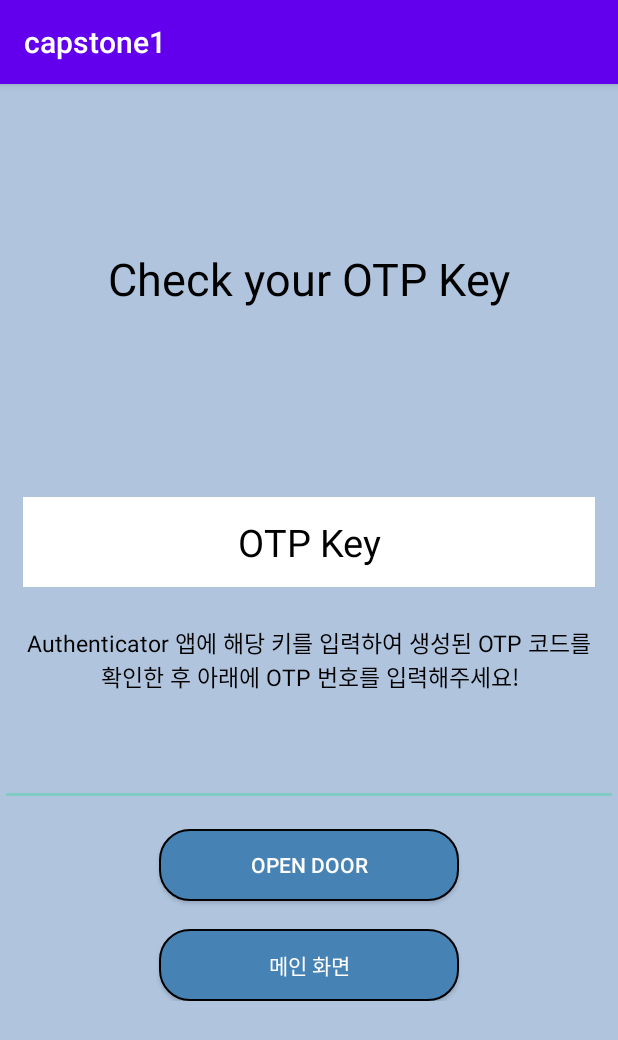
After one commit to winterCapstoneDesign/androidStudio, an Android app: the MainActivity3 screen opened directly, with no data from a screen before it, on a phone screen of 412 x 824 dp. The commit adds this screen. Shown: the top 1040 px of the screen. Run offline under Robolectric (Android 15) with nearby library versions, the phone set to English and light mode, and no system bars; 1 statement that could not run was skipped.

Commit message:
otp page update

```diff
--- a/app/build.gradle
+++ b/app/build.gradle
@@ -34,6 +34,7 @@ dependencies {
     implementation 'com.google.android.material:material:1.5.0'
     implementation 'androidx.constraintlayout:constraintlayout:2.1.3'
     implementation 'androidx.biometric:biometric:1.0.1'
+    implementation 'commons-codec:commons-codec:1.13'
     testImplementation 'junit:junit:4.13.2'
     androidTestImplementation 'androidx.test.ext:junit:1.1.3'
     androidTestImplementation 'androidx.test.espresso:espresso-core:3.4.0'
--- a/app/src/main/AndroidManifest.xml
+++ b/app/src/main/AndroidManifest.xml
@@ -2,14 +2,11 @@
 <manifest xmlns:android="http://schemas.android.com/apk/res/android"
     xmlns:tools="http://schemas.android.com/tools">
 
-    <uses-permission android:name="android.permission.ACCESS_FINE_LOCATION"/>
-    <uses-permission android:name="android.permission.ACCESS_COARSE_LOCATION"/>
-
-    <uses-permission android:name="android.permission.BLUETOOTH"/>
-    <uses-permission android:name="android.permission.BLUETOOTH_ADMIN"/>
-
+    <uses-permission android:name="android.permission.ACCESS_FINE_LOCATION" />
+    <uses-permission android:name="android.permission.ACCESS_COARSE_LOCATION" />
+    <uses-permission android:name="android.permission.BLUETOOTH" />
+    <uses-permission android:name="android.permission.BLUETOOTH_ADMIN" />
     <uses-permission android:name="android.permission.BLUETOOTH_CONNECT" />
-
     <uses-permission android:name="android.permission.USE_BIOMETRIC" />
 
     <application
@@ -22,6 +19,13 @@
         android:supportsRtl="true"
         android:theme="@style/Theme.Capstone1"
         tools:targetApi="31">
+        <activity
+            android:name=".MainActivity3"
+            android:exported="false">
+            <meta-data
+                android:name="android.app.lib_name"
+                android:value="" />
+        </activity>
         <activity
             android:name=".MainActivity2"
             android:exported="false">
--- a/app/src/main/java/com/example/capstone1/MainActivity.java
+++ b/app/src/main/java/com/example/capstone1/MainActivity.java
@@ -30,7 +30,7 @@ import java.util.UUID;
 public class MainActivity extends AppCompatActivity {
 
     private Button btn_password;
-
+    private Button btn_otp;
 
     @Override
     protected void onCreate(Bundle savedInstanceState) {
@@ -45,5 +45,14 @@ public class MainActivity extends AppCompatActivity {
                 startActivity(intent); //실제 화면 이동
             }
         });
+
+        btn_otp = findViewById(R.id.button3);
+        btn_otp.setOnClickListener(new View.OnClickListener() {
+            @Override
+            public void onClick(View view) {
+                Intent intent = new Intent(MainActivity.this, MainActivity3.class);
+                startActivity(intent); //실제 화면 이동
+            }
+        });
     }
 }
--- /dev/null
+++ b/app/src/main/java/com/example/capstone1/MainActivity3.java
@@ -0,0 +1,132 @@
+package com.example.capstone1;
+
+import androidx.appcompat.app.AppCompatActivity;
+
+import android.content.Intent;
+import android.os.Bundle;
+
+import android.view.View;
+import android.widget.Button;
+import android.widget.EditText;
+import android.widget.TextView;
+import android.widget.Toast;
+
+import java.security.InvalidKeyException;
+import java.security.NoSuchAlgorithmException;
+import java.util.Arrays;
+import java.util.Date;
+import java.util.HashMap;
+import java.util.Random;
+
+import javax.crypto.Mac;
+import javax.crypto.spec.SecretKeySpec;
+
+import org.apache.commons.codec.binary.Base32;
+
+public class MainActivity3 extends AppCompatActivity {
+    private TextView otp_key;
+    private EditText otp_input;
+    private Button main_btn2;
+
+    @Override
+    protected void onCreate(Bundle savedInstanceState) {
+        super.onCreate(savedInstanceState);
+        setContentView(R.layout.activity_main3);
+
+        otp_key = findViewById(R.id.otp_key);
+        otp_input = findViewById(R.id.otp_input);
+        main_btn2 = findViewById(R.id.main_btn2);
+
+        main_btn2.setOnClickListener(new View.OnClickListener() {
+            @Override
+            public void onClick(View view) {
+                Intent intent = new Intent(MainActivity3.this, MainActivity.class);
+                startActivity(intent); //실제 화면 이동
+            }
+        });
+
+        HashMap<String, String> map = MainActivity3.generate("name", "host");
+        String otpkey = map.get("encodedKey");
+        String url = map.get("url");
+
+        boolean check = checkCode(otp_input.getText().toString(), otpkey);
+        if(check) {
+            Toast.makeText(getApplicationContext(), "도어락 키패드가 활성화됩니다.", Toast.LENGTH_SHORT).show();
+        }
+        else {
+            Toast.makeText(getApplicationContext(), "otp 번호를 다시 입력해주세요!", Toast.LENGTH_SHORT).show();
+        }
+    }
+
+    public static HashMap<String, String> generate(String userName, String hostName) {
+        HashMap<String, String> map = new HashMap<String, String>();
+
+        byte[] buffer = new byte[5 + 5 * 5];
+        new Random().nextBytes(buffer);
+        Base32 codec = new Base32();
+        byte[] secretKey = Arrays.copyOf(buffer, 10);
+        byte[] bEncodedKey = codec.encode(secretKey);
+
+        String encodedKey = new String(bEncodedKey);
+        String url = getQRBarcodeURL(userName, hostName, encodedKey);
+        // Google OTP 앱에 userName@hostName 으로 저장됨
+        // key를 입력하거나 생성된 QR코드를 바코드 스캔하여 등록
+
+        map.put("encodedKey", encodedKey);
+        map.put("url", url);
+        return map;
+    }
+
+    public boolean checkCode(String userCode, String otpkey) {
+        long otpnum = Integer.parseInt(userCode); // Google OTP 앱에 표시되는 6자리 숫자
+        long wave = new Date().getTime() / 30000; // Google OTP의 주기는 30초
+        boolean result = false;
+        try {
+            Base32 codec = new Base32();
+            byte[] decodedKey = codec.decode(otpkey);
+            int window = 3;
+            for (int i = -window; i <= window; ++i) {
+                long hash = verify_code(decodedKey, wave + i);
+                if (hash == otpnum) result = true;
+            }
+        } catch (InvalidKeyException | NoSuchAlgorithmException e) {
+            e.printStackTrace();
+        }
+        return result;
+    }
+
+    private static int verify_code(byte[] key, long t) throws NoSuchAlgorithmException, InvalidKeyException {
+        byte[] data = new byte[8];
+        long value = t;
+        for (int i = 8; i-- > 0; value >>>= 8) {
+            data[i] = (byte) value;
+        }
+
+        SecretKeySpec signKey = new SecretKeySpec(key, "HmacSHA1");
+        Mac mac = Mac.getInstance("HmacSHA1");
+        mac.init(signKey);
+        byte[] hash = mac.doFinal(data);
+
+        int offset = hash[20 - 1] & 0xF;
+
+        // We're using a long because Java hasn't got unsigned int.
+        long truncatedHash = 0;
+        for (int i = 0; i < 4; ++i) {
+            truncatedHash <<= 8;
+            // We are dealing with signed bytes:
+            // we just keep the first byte.
+            truncatedHash |= (hash[offset + i] & 0xFF);
+        }
+
+        truncatedHash &= 0x7FFFFFFF;
+        truncatedHash %= 1000000;
+
+        return (int) truncatedHash;
+    }
+
+    public static String getQRBarcodeURL(String user, String host, String secret) {
+        // QR코드 주소 생성
+        String format2 = "http://chart.apis.google.com/chart?cht=qr&chs=200x200&chl=otpauth://totp/%s@%s%%3Fsecret%%3D%s&chld=H|0";
+        return String.format(format2, user, host, secret);
+    }
+}
--- a/app/src/main/res/layout/activity_main.xml
+++ b/app/src/main/res/layout/activity_main.xml
@@ -49,7 +49,7 @@
         android:layout_width="200dp"
         android:layout_height="wrap_content"
         android:layout_marginBottom="13dp"
-        android:text="Check History"
+        android:text="Check OTP"
         android:background="@drawable/btn_style"
         android:layout_gravity="center"/>
 
--- /dev/null
+++ b/app/src/main/res/layout/activity_main3.xml
@@ -0,0 +1,75 @@
+<?xml version="1.0" encoding="utf-8"?>
+<LinearLayout
+    xmlns:android="http://schemas.android.com/apk/res/android"
+    xmlns:tools="http://schemas.android.com/tools"
+    xmlns:app="http://schemas.android.com/apk/res-auto"
+    android:layout_width="match_parent"
+    android:layout_height="match_parent"
+    android:orientation="vertical"
+    tools:context=".MainActivity"
+    android:background="#B0C4DE">
+
+    <LinearLayout
+        android:layout_width="match_parent"
+        android:layout_height="wrap_content"
+        android:orientation="vertical"
+        android:layout_gravity="center">
+
+        <TextView
+            android:id="@+id/otp_title"
+            android:layout_width="match_parent"
+            android:layout_height="60dp"
+            android:gravity="center"
+            android:text="Check your OTP Key"
+            android:textColor="@color/black"
+            android:textSize="30dp"
+            android:layout_marginTop="100dp"
+            android:layout_marginBottom="100dp"/>
+
+        <TextView
+            android:id="@+id/otp_key"
+            android:layout_width="match_parent"
+            android:layout_height="60dp"
+            android:gravity="center"
+            android:text="OTP Key"
+            android:textColor="@color/black"
+            android:textSize="25dp"
+            android:background="@color/white"
+            android:layout_margin="15dp" />
+
+        <TextView
+            android:id="@+id/otp_sub_title"
+            android:layout_width="match_parent"
+            android:layout_height="wrap_content"
+            android:gravity="center"
+            android:text="Authenticator 앱에 해당 키를 입력하여 생성된 OTP 코드를 확인한 후 아래에 OTP 번호를 입력해주세요!"
+            android:textColor="@color/black"
+            android:textSize="15dp"
+            android:layout_margin="10dp"/>
+
+        <EditText
+            android:id="@+id/otp_input"
+            android:layout_width="match_parent"
+            android:layout_height="65dp" />
+
+        <Button
+            android:id="@+id/input_password"
+            android:layout_width="200dp"
+            android:layout_height="wrap_content"
+            android:text="Open Door"
+            android:layout_marginTop="15dp"
+            android:layout_marginBottom="13dp"
+            android:background="@drawable/btn_style"
+            android:layout_gravity="center"/>
+
+        <Button
+            android:id="@+id/main_btn2"
+            android:layout_width="200dp"
+            android:layout_height="wrap_content"
+            android:text="메인 화면"
+            android:layout_marginTop="5dp"
+            android:background="@drawable/btn_style"
+            android:layout_gravity="center"/>
+    </LinearLayout>
+
+</LinearLayout>
```
